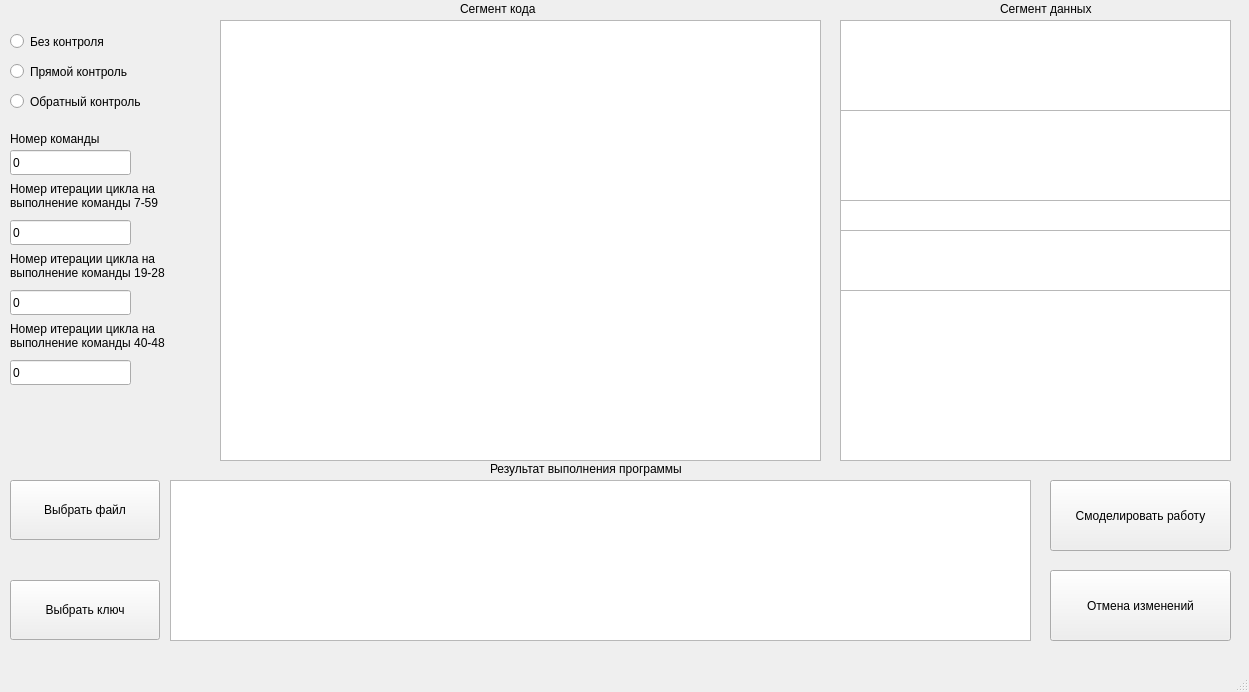
Before: the Qt Designer form qsnowflake.ui in NickKloch/SnowFlake, drawn with Qt 5.
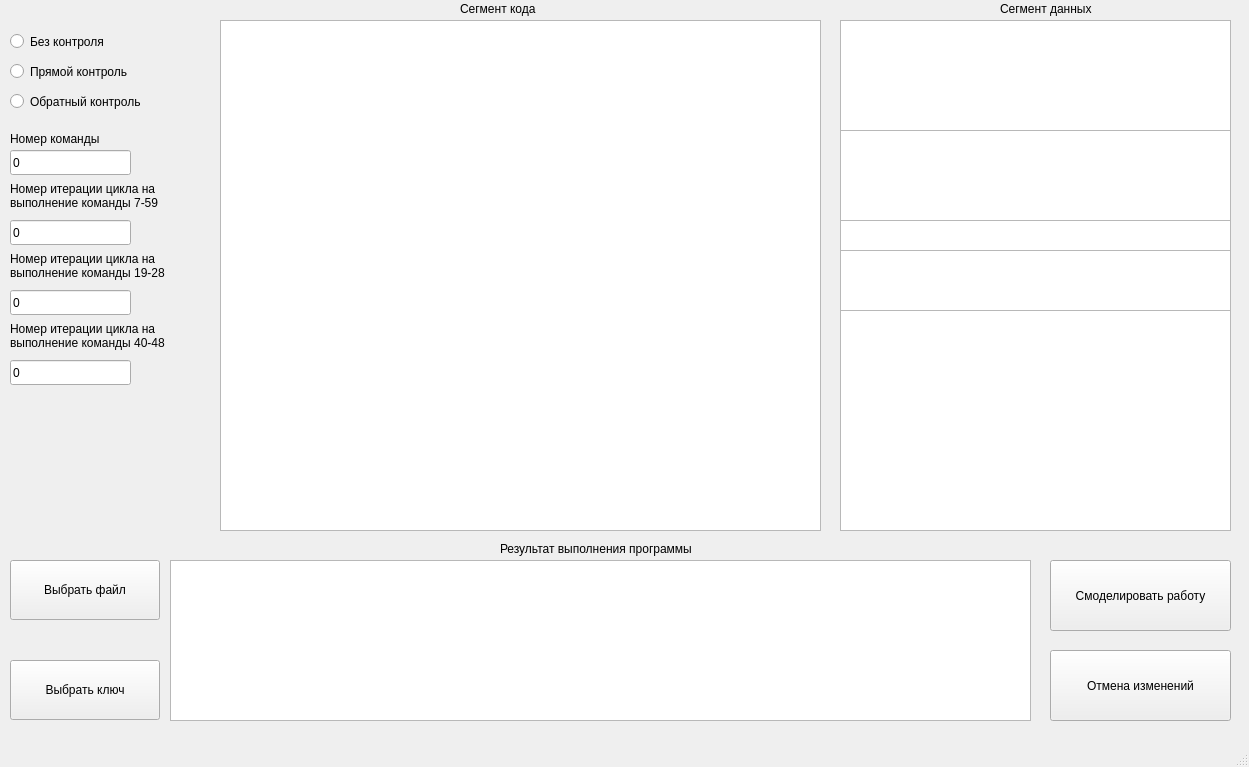
After: the same form once the commit is applied.

What changed in the file:
```diff
--- a/qsnowflake.ui
+++ b/qsnowflake.ui
@@ -7,7 +7,7 @@
     <x>0</x>
     <y>0</y>
     <width>1249</width>
-    <height>692</height>
+    <height>767</height>
    </rect>
   </property>
   <property name="windowTitle">
@@ -18,7 +18,7 @@
     <property name="geometry">
      <rect>
       <x>10</x>
-      <y>480</y>
+      <y>560</y>
       <width>150</width>
       <height>60</height>
      </rect>
@@ -31,7 +31,7 @@
     <property name="geometry">
      <rect>
       <x>10</x>
-      <y>580</y>
+      <y>660</y>
       <width>150</width>
       <height>60</height>
      </rect>
@@ -209,7 +209,7 @@
     <property name="geometry">
      <rect>
       <x>170</x>
-      <y>480</y>
+      <y>560</y>
       <width>861</width>
       <height>161</height>
      </rect>
@@ -221,7 +221,7 @@
       <x>220</x>
       <y>20</y>
       <width>601</width>
-      <height>441</height>
+      <height>511</height>
      </rect>
     </property>
    </widget>
@@ -238,16 +238,6 @@
      <string>Сегмент кода</string>
     </property>
    </widget>
-   <widget class="QTableWidget" name="table_b">
-    <property name="geometry">
-     <rect>
-      <x>840</x>
-      <y>290</y>
-      <width>391</width>
-      <height>171</height>
-     </rect>
-    </property>
-   </widget>
    <widget class="QLabel" name="label_2">
     <property name="geometry">
      <rect>
@@ -265,7 +255,7 @@
     <property name="geometry">
      <rect>
       <x>1050</x>
-      <y>480</y>
+      <y>560</y>
       <width>181</width>
       <height>71</height>
      </rect>
@@ -278,7 +268,7 @@
     <property name="geometry">
      <rect>
       <x>1050</x>
-      <y>570</y>
+      <y>650</y>
       <width>181</width>
       <height>71</height>
      </rect>
@@ -290,8 +280,8 @@
    <widget class="QLabel" name="label_4">
     <property name="geometry">
      <rect>
-      <x>490</x>
-      <y>460</y>
+      <x>500</x>
+      <y>540</y>
       <width>251</width>
       <height>17</height>
      </rect>
@@ -306,7 +296,7 @@
       <x>840</x>
       <y>20</y>
       <width>391</width>
-      <height>91</height>
+      <height>111</height>
      </rect>
     </property>
    </widget>
@@ -314,7 +304,7 @@
     <property name="geometry">
      <rect>
       <x>840</x>
-      <y>110</y>
+      <y>130</y>
       <width>391</width>
       <height>91</height>
      </rect>
@@ -324,7 +314,7 @@
     <property name="geometry">
      <rect>
       <x>840</x>
-      <y>200</y>
+      <y>220</y>
       <width>391</width>
       <height>31</height>
      </rect>
@@ -334,12 +324,22 @@
     <property name="geometry">
      <rect>
       <x>840</x>
-      <y>230</y>
+      <y>250</y>
       <width>391</width>
       <height>61</height>
      </rect>
     </property>
    </widget>
+   <widget class="QTableWidget" name="tableWidget_b">
+    <property name="geometry">
+     <rect>
+      <x>840</x>
+      <y>310</y>
+      <width>391</width>
+      <height>221</height>
+     </rect>
+    </property>
+   </widget>
   </widget>
   <widget class="QMenuBar" name="menubar">
    <property name="geometry">
```
